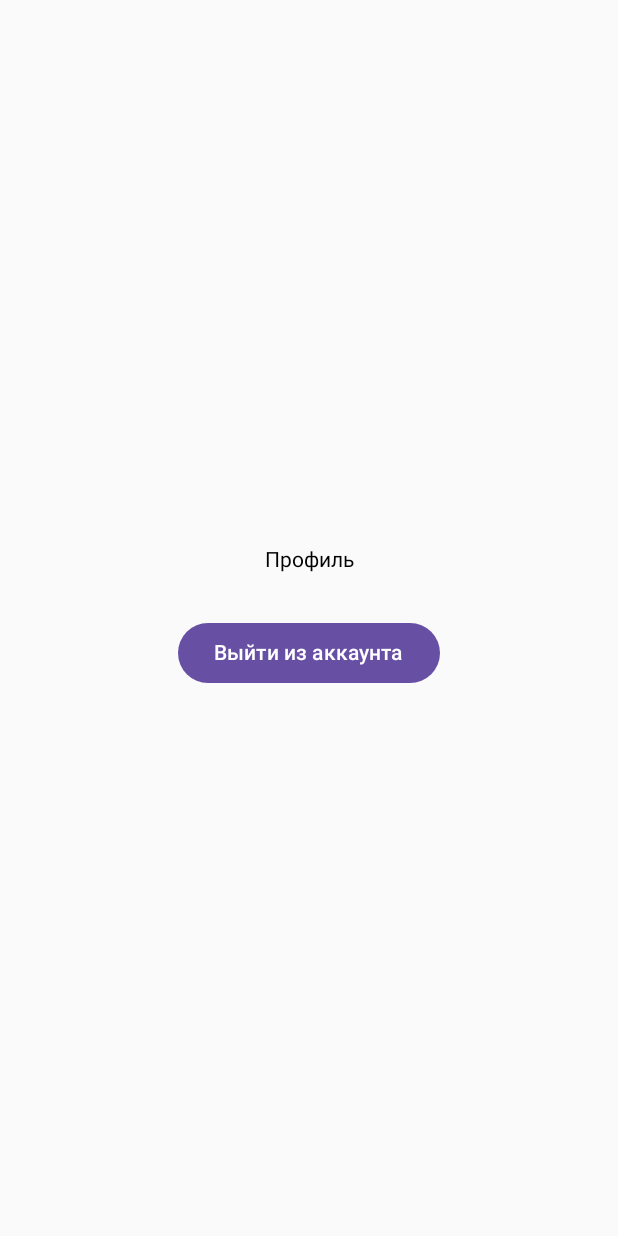
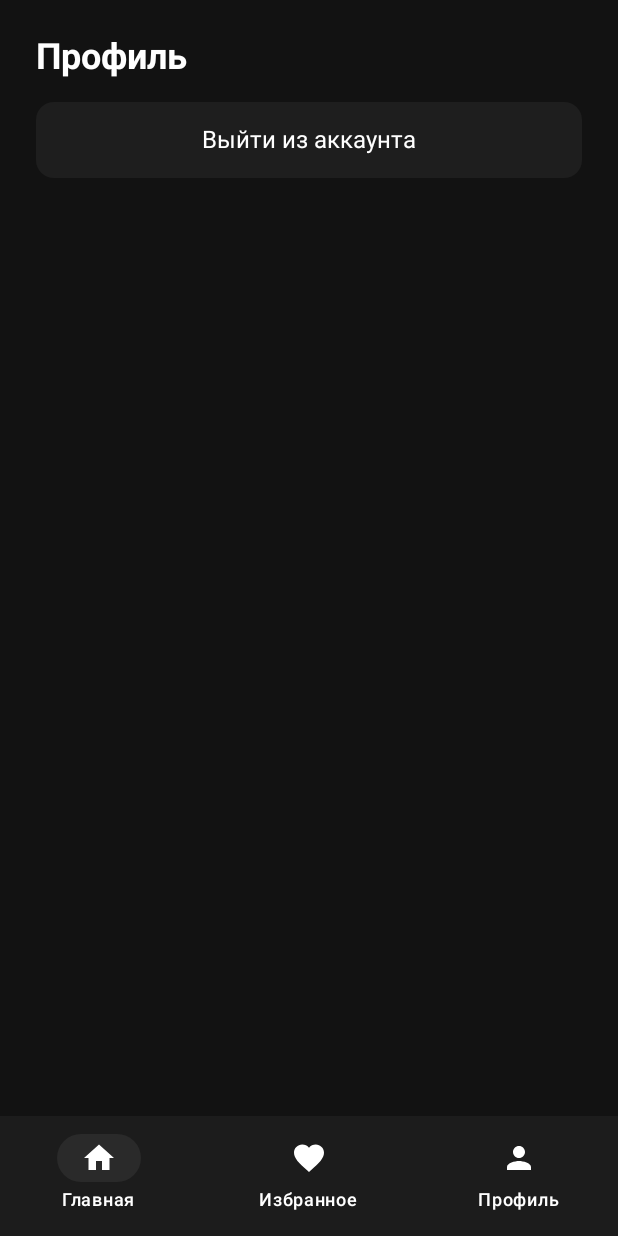
Before and after one commit to Nov1kovv/Books, an Android app built with Jetpack Compose: the ProfileScreen screen opened through its navigation route, on a phone screen of 412 x 824 dp. Run offline under Robolectric (Android 15) with nearby library versions, the phone set to English and light mode, and no system bars; our stand-ins replace Firebase (no records; nobody signed in at launch, a user with empty details on screens opened directly); libraries missing offline, so code that uses them is left out: org.orbitmvi.orbit; pictures from the network do not load; 3 statements that could not run were skipped.

Commit message:
Save point

```diff
--- a/app/src/main/java/com/example/books/ui/bottombar/BottomNavigationBar.kt
+++ b/app/src/main/java/com/example/books/ui/bottombar/BottomNavigationBar.kt
@@ -36,24 +36,19 @@ fun BottomNavigationBar(navController: NavController) {
         )
         NavigationBarItem(
             selected = false,
+            onClick = {},
+            icon = { Icon(Icons.Default.Favorite, contentDescription = "Избранное") },
+            label = { Text("Избранное") },
+            colors = itemColors
+        )
+
+        NavigationBarItem(
+            selected = false,
             onClick = { navController.navigate("profile") },
             icon = { Icon(Icons.Default.Person, contentDescription = "Профиль") },
             label = { Text("Профиль") },
             colors = itemColors
         )
-        NavigationBarItem(
-            selected = false,
-            onClick = {},
-            icon = { Icon(Icons.Default.Favorite, contentDescription = "Избранное") },
-            label = { Text("Избранное") },
-            colors = itemColors
-        )
-        NavigationBarItem(
-            selected = false,
-            onClick = {},
-            icon = { Icon(Icons.Default.ShoppingCart, contentDescription = "Магазин") },
-            label = { Text("Магазин") },
-            colors = itemColors
-        )
+
     }
 }
--- a/app/src/main/java/com/example/books/ui/bottombar/ProfileScreen.kt
+++ b/app/src/main/java/com/example/books/ui/bottombar/ProfileScreen.kt
@@ -1,35 +1,65 @@
 package com.example.books.ui.bottombar
 
+import androidx.compose.foundation.background
+import androidx.compose.foundation.clickable
 import androidx.compose.foundation.layout.*
+import androidx.compose.foundation.shape.RoundedCornerShape
 import androidx.compose.material3.*
 import androidx.compose.runtime.Composable
 import androidx.compose.ui.Alignment
 import androidx.compose.ui.Modifier
+import androidx.compose.ui.draw.clip
+import androidx.compose.ui.graphics.Color
+import androidx.compose.ui.text.font.FontWeight
 import androidx.compose.ui.unit.dp
+import androidx.compose.ui.unit.sp
 import androidx.lifecycle.viewmodel.compose.viewModel
 import androidx.navigation.NavController
 import com.google.firebase.auth.FirebaseAuth
 
 @Composable
 fun ProfileScreen(navController: NavController, viewModel: ProfileViewModel = viewModel()) {
+    val backgroundColor = Color(0xFF121212) // основной фон
+    val cardColor = Color(0xFF1E1E1E) // фон карточек
+    val textPrimary = Color.White
+
+    Scaffold(
+        containerColor = backgroundColor,
+        bottomBar = {
+            BottomNavigationBar(navController)
+        }
+    ) { innerPadding ->
     Column(
         modifier = Modifier
             .fillMaxSize()
-            .padding(24.dp),
-        verticalArrangement = Arrangement.Center,
-        horizontalAlignment = Alignment.CenterHorizontally
-    ) {
-        Text("Профиль")
+            .padding(innerPadding)
+            .padding(24.dp)
+            .background(backgroundColor)
+    ){
+        Text(
+            text = "Профиль",
+            color = textPrimary,
+            fontSize = 24.sp,
+            fontWeight = FontWeight.Bold,
+            modifier = Modifier.fillMaxWidth()
+        )
+        Spacer(modifier = Modifier.height(16.dp))
 
-        Spacer(modifier = Modifier.height(30.dp))
-
-        Button(onClick = {
-            viewModel.signOut(){
-                navController.navigate("login") {// Выход из аккаунта
+        Box(
+            modifier = Modifier
+                .fillMaxWidth()
+                .clip(RoundedCornerShape(12.dp))
+                .background(cardColor)
+                .clickable {
+                    viewModel.signOut() {
+                        navController.navigate("login")
+                    }
                 }
-            }
-        }) {
-            Text("Выйти из аккаунта")
+                .padding(16.dp),
+            contentAlignment = Alignment.Center
+        ) {
+            Text("Выйти из аккаунта", color = textPrimary, fontSize = 16.sp)
         }
     }
+    }
 }
--- a/app/src/main/java/com/example/books/ui/catalog/BookCatalogScreen.kt
+++ b/app/src/main/java/com/example/books/ui/catalog/BookCatalogScreen.kt
@@ -40,28 +40,29 @@ import org.orbitmvi.orbit.compose.collectAsState
 fun BookCatalogScreen(navController: NavController, viewModel: BookCatalogViewModel) {
     val state by viewModel.collectAsState()
 
-    val backgroundColor = Color(0xFF121212)
-    val cardColor = Color(0xFF1E1E1E)
-    val textPrimary = Color.White
-    val textSecondary = Color(0xFFB0B0B0)
+    val backgroundColor = Color(0xFF121212)// основной фон экрана
+    val cardColor = Color(0xFF1E1E1E)//фон карточек книги
+    val textPrimary = Color.White // основной цвет текста
+    val textSecondary = Color(0xFFB0B0B0)// второстепенный текст
 
     Scaffold(
         containerColor = backgroundColor,
         bottomBar = {
             BottomNavigationBar(navController)
         }
-    ) { innerPadding ->
+    ) { innerPadding -> // innerPadding это отступы, чтобы контент не перекрывался bottomBar
 
         Column(
             modifier = Modifier
-                .fillMaxSize()
+                .fillMaxSize() // колонка занимает весь экран
                 .padding(innerPadding) // отступ от bottomBar
-                .padding(16.dp)
+                .padding(16.dp) //внутренние отступы контента
                 .background(backgroundColor)
         ) {
             Text("Каталог книг", color = textPrimary,
                 fontSize = 24.sp,
-                fontWeight = FontWeight.Bold, modifier = Modifier.fillMaxWidth())
+                fontWeight = FontWeight.Bold, // жирный шрифт
+                modifier = Modifier.fillMaxWidth()) // текст растягивается на всю ширину
 
             Spacer(modifier = Modifier.height(16.dp))
 
@@ -70,31 +71,31 @@ fun BookCatalogScreen(navController: NavController, viewModel: BookCatalogViewMo
                 onValueChange = {},
                 enabled = false,
                 colors = TextFieldDefaults.colors(
-                    disabledContainerColor = cardColor,
-                    disabledTextColor = textPrimary,
-                    disabledPlaceholderColor = textSecondary,
-                    focusedIndicatorColor = Color.Transparent,
-                    unfocusedIndicatorColor = Color.Transparent
+                    disabledContainerColor = cardColor, // фон неактивного поля
+                    disabledTextColor = textPrimary, // цвет текста
+                    disabledPlaceholderColor = textSecondary, // цвет подсказки
+                    focusedIndicatorColor = Color.Transparent, // убираем линию при фокусе
+                    unfocusedIndicatorColor = Color.Transparent // убираем линию без фокуса
                 ),
                 modifier = Modifier
-                    .fillMaxWidth()
-                    .clip(RoundedCornerShape(12.dp))
+                    .fillMaxWidth() // занимает всю ширину
+                    .clip(RoundedCornerShape(12.dp)) //скругление
                     .clickable { navController?.navigate("search") },
                 placeholder = { Text("Нажмите, чтобы искать книги") }
             )
 
             LazyColumn(
                 modifier = Modifier
-                    .weight(1f)
-                    .fillMaxWidth()
+                    .weight(1f) // занимает оставшееся пространство экрана
+                    .fillMaxWidth() // растягивается на всю ширину
             ) {
                 items(state.books) { book ->
                     Row(
-                        verticalAlignment = Alignment.Top,
+                        verticalAlignment = Alignment.Top, // выравниваем по верхнему краю
                         modifier = Modifier
                             .fillMaxWidth()
                             .clip(RoundedCornerShape(12.dp))
-                            .padding(10.dp)
+                            .padding(10.dp) // внутренние отступы
                     ) {
                         if (book.imageUrl != null) {
                             AsyncImage(
@@ -112,8 +113,8 @@ fun BookCatalogScreen(navController: NavController, viewModel: BookCatalogViewMo
                         Spacer(modifier = Modifier.width(12.dp))
                         Column(modifier = Modifier.weight(1f)) {
                             Text(text = book.title,color = textPrimary,
-                                fontWeight = FontWeight.SemiBold,
-                                fontSize = 16.sp)
+                                fontWeight = FontWeight.SemiBold, // полужирный текст
+                                fontSize = 16.sp) // размер шрифта
                             Spacer(modifier = Modifier.height(4.dp))
                             Text(text = book.description ?: "Описание недоступно",color = textSecondary, fontSize = 14.sp, maxLines = 3)
                         }
--- a/app/src/main/java/com/example/books/ui/search/SearchScreen.kt
+++ b/app/src/main/java/com/example/books/ui/search/SearchScreen.kt
@@ -51,23 +51,23 @@ fun SearchScreen(viewModel: SearchViewModel, navController: NavController) {
 
     Box(
         modifier = Modifier
-            .fillMaxSize()
+            .fillMaxSize()// Box занимает весь экран
             .background(backgroundColor)
-            .padding(16.dp)
+            .padding(16.dp)// отступ от краёв экрана
     ) {
 
         Column(
             modifier = Modifier
                 .fillMaxSize()
-                .systemBarsPadding()
+                .systemBarsPadding() // отступ сверху для статус бара и навигационной панели
                 .background(backgroundColor)
                 .padding(16.dp)
         ) {
             Text(
                 "Поиск книг",
                 color = textPrimary,
-                fontSize = 24.sp,
-                fontWeight = FontWeight.Bold,
+                fontSize = 24.sp, // размер текста заголовка
+                fontWeight = FontWeight.Bold, // жирынй цвет
                 modifier = Modifier.fillMaxWidth()
             )
 
@@ -79,22 +79,22 @@ fun SearchScreen(viewModel: SearchViewModel, navController: NavController) {
                     viewModel.dispatch(BookCatalogAction.Search(query))
                                 },
                 placeholder = { Text("Введите название книги") },
-                singleLine = true,
+                singleLine = true, // одна строка текста
                 leadingIcon = {
                     Icon(
                         imageVector = Icons.Default.Search,
                         contentDescription = "Поиск",
-                        tint = textSecondary
+                        tint = textSecondary // менее яркая
                     )
                 },
                 colors = TextFieldDefaults.colors(
-                    focusedContainerColor = cardColor,
-                    unfocusedContainerColor = cardColor,
-                    focusedTextColor = textPrimary,
+                    focusedContainerColor = cardColor, // фон при фокусе
+                    unfocusedContainerColor = cardColor,// фон без фокуса
+                    focusedTextColor = textPrimary, // цвет текста
                     unfocusedTextColor = textPrimary,
-                    focusedPlaceholderColor = textSecondary,
+                    focusedPlaceholderColor = textSecondary, // цвет подсказки
                     unfocusedPlaceholderColor = textSecondary,
-                    focusedIndicatorColor = Color.Transparent,
+                    focusedIndicatorColor = Color.Transparent, // убираем линию снизу
                     unfocusedIndicatorColor = Color.Transparent
                 ),
                 modifier = Modifier
@@ -123,7 +123,6 @@ fun SearchScreen(viewModel: SearchViewModel, navController: NavController) {
                         modifier = Modifier
                             .fillMaxWidth()
                             .clip(RoundedCornerShape(12.dp))
-                            .background(cardColor)
                             .padding(10.dp)
                     ) {
                         if (book.imageUrl != null) {
@@ -153,5 +152,6 @@ fun SearchScreen(viewModel: SearchViewModel, navController: NavController) {
                 }
             }
         }
+        Spacer(modifier = Modifier.height(12.dp))
     }
 }
```
